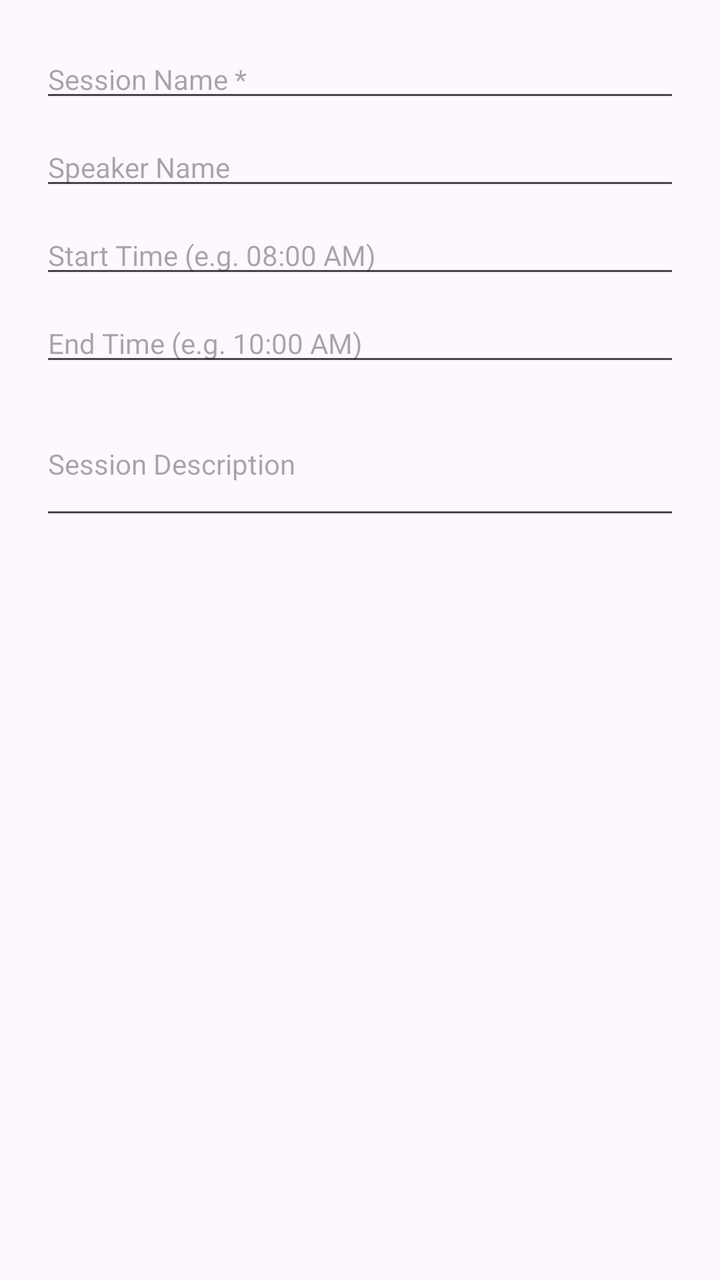
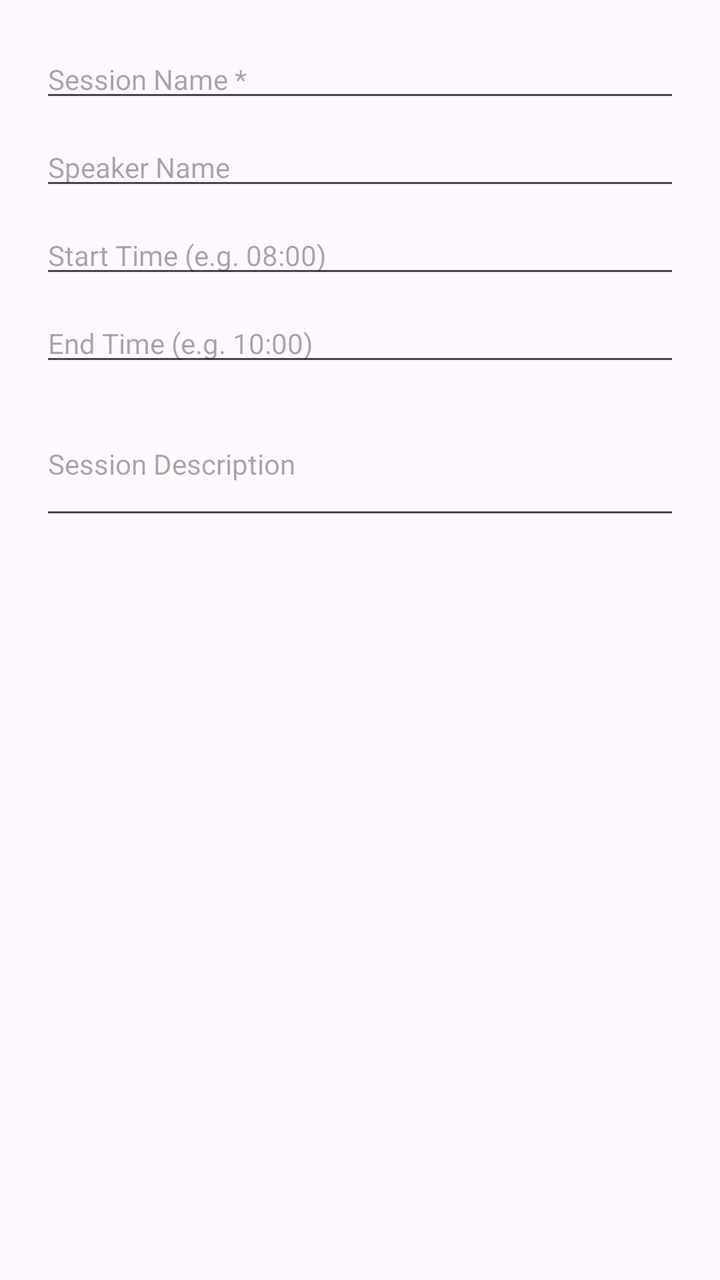

Two renders of the same Android screen: before a commit and after it. Below are the layout's source before the change and the commit's diff.
<!-- AndroidManifest.xml: application theme Theme.EventManagerFirebase -->
<!-- res/layout/dialog_add_session.xml -->
<?xml version="1.0" encoding="utf-8"?>
<LinearLayout xmlns:android="http://schemas.android.com/apk/res/android"
    android:layout_width="match_parent"
    android:layout_height="wrap_content"
    android:orientation="vertical"
    android:padding="20dp">

    
    <EditText
        android:id="@+id/etDialogSessionName"
        android:layout_width="match_parent"
        android:layout_height="wrap_content"
        android:hint="Session Name *"
        android:inputType="text"
        android:textSize="14sp" />

    
    <EditText
        android:id="@+id/etDialogSpeaker"
        android:layout_width="match_parent"
        android:layout_height="wrap_content"
        android:layout_marginTop="8dp"
        android:hint="Speaker Name"
        android:inputType="text"
        android:textSize="14sp" />

    
    <EditText
        android:id="@+id/etDialogStartTime"
        android:layout_width="match_parent"
        android:layout_height="wrap_content"
        android:layout_marginTop="8dp"
        android:hint="Start Time (e.g. 08:00 AM)"
        android:inputType="text"
        android:textSize="14sp" />

    
    <EditText
        android:id="@+id/etDialogEndTime"
        android:layout_width="match_parent"
        android:layout_height="wrap_content"
        android:layout_marginTop="8dp"
        android:hint="End Time (e.g. 10:00 AM)"
        android:inputType="text"
        android:textSize="14sp" />

    
    <EditText
        android:id="@+id/etDialogDescription"
        android:layout_width="match_parent"
        android:layout_height="wrap_content"
        android:layout_marginTop="8dp"
        android:hint="Session Description"
        android:inputType="textMultiLine"
        android:minLines="3"
        android:textSize="14sp" />

</LinearLayout>
<!-- resources referenced by this layout -->
<resources>
  <style name="Theme.EventManagerFirebase" parent="Base.Theme.EventManagerFirebase" />
  <style name="Base.Theme.EventManagerFirebase" parent="Theme.Material3.DayNight.NoActionBar">
          
          
      </style>
</resources>

<!-- the commit's change to res/layout/dialog_add_session.xml (unified diff, before → after) -->
@@ -30,8 +30,10 @@
         android:layout_width="match_parent"
         android:layout_height="wrap_content"
         android:layout_marginTop="8dp"
-        android:hint="Start Time (e.g. 08:00 AM)"
-        android:inputType="text"
+        android:hint="Start Time (e.g. 08:00)"
+        android:focusable="false"
+        android:clickable="true"
+        android:inputType="none"
         android:textSize="14sp" />
 
     
@@ -40,8 +42,10 @@
         android:layout_width="match_parent"
         android:layout_height="wrap_content"
         android:layout_marginTop="8dp"
-        android:hint="End Time (e.g. 10:00 AM)"
-        android:inputType="text"
+        android:hint="End Time (e.g. 10:00)"
+        android:focusable="false"
+        android:clickable="true"
+        android:inputType="none"
         android:textSize="14sp" />
 
     
